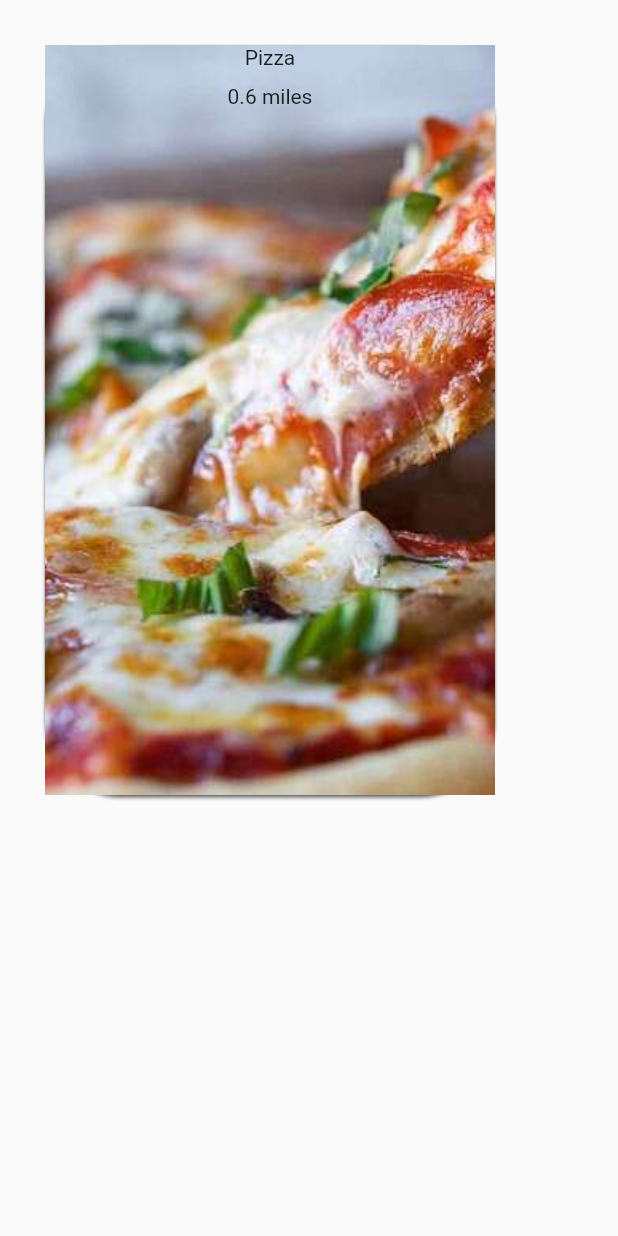
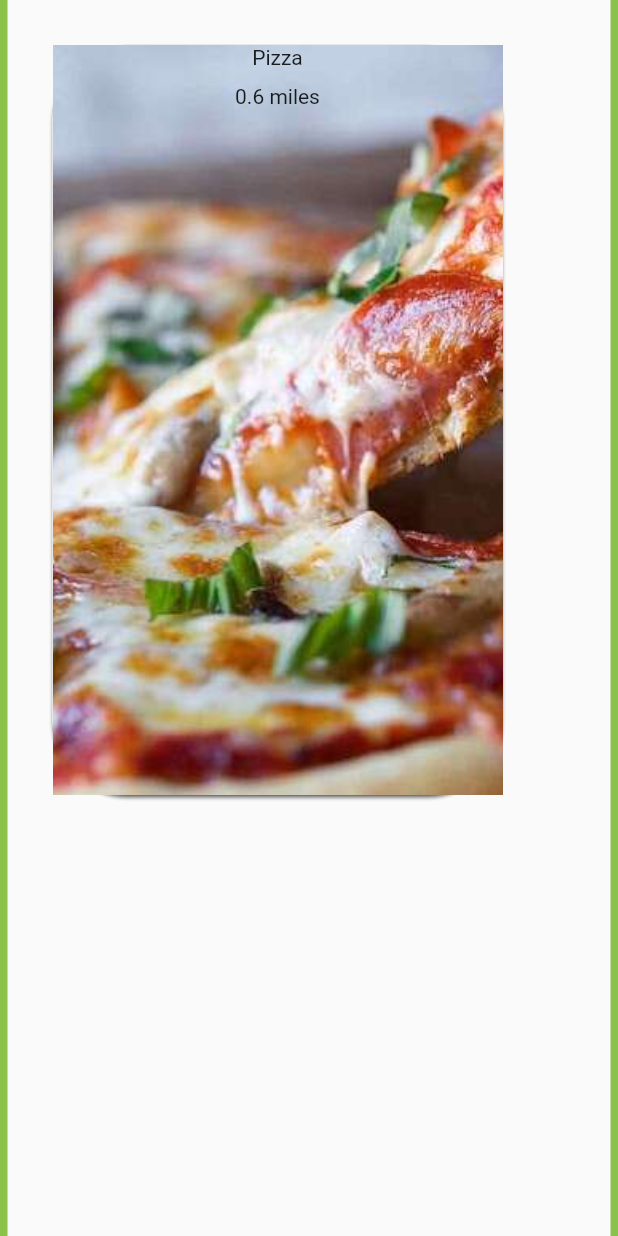
Before and after one commit to n-wagner/Food-Savior, a Flutter app: the screen it shows once a user with an empty profile is signed in, after a tap on "Get Food", on a phone screen of 412 x 824 dp. Run offline on Flutter 3.47's test engine with Material 2 defaults, Android fonts, the phone set to English and light mode, and no system bars; our stand-ins replace cloud_firestore, firebase_auth, flutter_tags, google_maps_flutter; missing offline and left inert: flutter_syntax_view, flutter_tagging; accounts and stored records are empty.

Commit message:
Dumb things to make it neater

```diff
--- a/lib/screens/home/home_page.dart
+++ b/lib/screens/home/home_page.dart
@@ -40,14 +40,14 @@ class _HomePageState extends State<HomePage> {
       //     )
       //   ],
       // ),
-      body: SafeArea(
+      body: Container(
         child: Column(
           mainAxisAlignment: MainAxisAlignment.center,
           crossAxisAlignment: CrossAxisAlignment.stretch,
           children: <Widget> [
             Expanded(
               child: FlatButton(
-                color: Colors.green[800],
+                color: Colors.lightBlue[100],
                 child: Text(
                   'Give Food',
                   style: TextStyle(
@@ -61,7 +61,7 @@ class _HomePageState extends State<HomePage> {
             ),
             Expanded(
               child: FlatButton(
-                color: Colors.blue[900],
+                color: Colors.blue[200],
                 child: Text(
                   'Get Food',
                   style: TextStyle(
--- a/lib/screens/home/swipes.dart
+++ b/lib/screens/home/swipes.dart
@@ -16,6 +16,7 @@ class _SwipePageState extends State<SwipePage> {
     FoodItem(name: 'Pizza', distance: '0.6 miles', img: 'assets/images/pizza.jpg'),
   ];
 
+
   @override
   Widget build(BuildContext context) {
 
@@ -28,7 +29,11 @@ class _SwipePageState extends State<SwipePage> {
           child: Row(
             crossAxisAlignment: CrossAxisAlignment.stretch,
             children: <Widget> [
-              Container(),
+              Container(
+                height: 2.0,
+                width: 5.0,
+                color: Colors.lightGreen,
+              ),
               Expanded(
                 child: Stack(
                   children: foodItems.map((foodItem) {
@@ -39,13 +44,23 @@ class _SwipePageState extends State<SwipePage> {
                         });
                       },
                       child: FoodItemCard(foodItem: foodItem),
-                      childWhenDragging: Container(),
+                      childWhenDragging: Container(
+
+                      ),
                       feedback: FoodItemCard(foodItem: foodItem),
                     );
                   }).toList(),
                 ),
               ),
-              Container(),
+              Container(
+
+                        height: 2.0,
+                        width: 5.0,
+                        color: Colors.lightGreen,
+
+
+              ),
+
             ],
           ),
         ),
```
Also changed, not shown: lib/screens/home/chat.dart (added).
